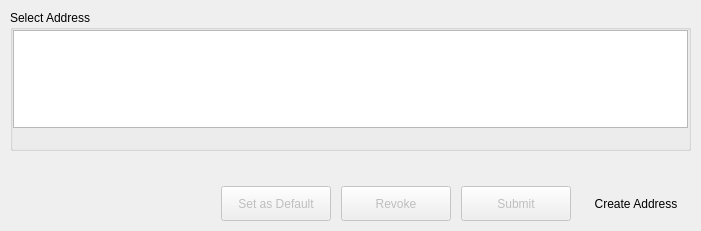
Qt form BlockSettleUILib/AuthAddressDialog.ui (BlockSettle/terminal) before a commit.
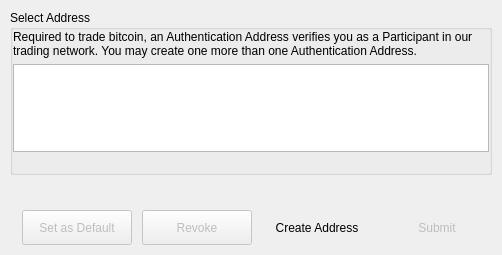
The same form after that commit. Icons and pictures are not drawn.

Commit message: Apply new style for auth addresses dialog form

```diff
--- a/BlockSettleUILib/AuthAddressDialog.ui
+++ b/BlockSettleUILib/AuthAddressDialog.ui
@@ -6,10 +6,16 @@
    <rect>
     <x>0</x>
     <y>0</y>
-    <width>701</width>
-    <height>231</height>
+    <width>500</width>
+    <height>255</height>
    </rect>
   </property>
+  <property name="sizePolicy">
+   <sizepolicy hsizetype="Preferred" vsizetype="Preferred">
+    <horstretch>0</horstretch>
+    <verstretch>0</verstretch>
+   </sizepolicy>
+  </property>
   <property name="windowTitle">
    <string>Authentication Addresses</string>
   </property>
@@ -60,6 +66,9 @@
          <property name="spacing">
           <number>6</number>
          </property>
+         <property name="sizeConstraint">
+          <enum>QLayout::SetMinimumSize</enum>
+         </property>
          <property name="leftMargin">
           <number>0</number>
          </property>
@@ -72,8 +81,33 @@
          <property name="bottomMargin">
           <number>0</number>
          </property>
+         <item>
+          <widget class="QLabel" name="descriptionLabel">
+           <property name="sizePolicy">
+            <sizepolicy hsizetype="Minimum" vsizetype="Fixed">
+             <horstretch>0</horstretch>
+             <verstretch>0</verstretch>
+            </sizepolicy>
+           </property>
+           <property name="text">
+            <string>Required to trade bitcoin, an Authentication Address verifies you as a Participant in our trading network. You may create one more than one Authentication Address.</string>
+           </property>
+           <property name="textFormat">
+            <enum>Qt::PlainText</enum>
+           </property>
+           <property name="wordWrap">
+            <bool>true</bool>
+           </property>
+          </widget>
+         </item>
          <item>
           <widget class="QTreeView" name="treeViewAuthAdress">
+           <property name="minimumSize">
+            <size>
+             <width>476</width>
+             <height>60</height>
+            </size>
+           </property>
            <property name="alternatingRowColors">
             <bool>true</bool>
            </property>
@@ -90,6 +124,9 @@
            <property name="text">
             <string/>
            </property>
+           <property name="textFormat">
+            <enum>Qt::PlainText</enum>
+           </property>
            <property name="wordWrap">
             <bool>true</bool>
            </property>
@@ -185,31 +222,6 @@
         </property>
        </widget>
       </item>
-      <item>
-       <widget class="QPushButton" name="pushButtonSubmit">
-        <property name="enabled">
-         <bool>false</bool>
-        </property>
-        <property name="sizePolicy">
-         <sizepolicy hsizetype="Fixed" vsizetype="Fixed">
-          <horstretch>0</horstretch>
-          <verstretch>0</verstretch>
-         </sizepolicy>
-        </property>
-        <property name="minimumSize">
-         <size>
-          <width>110</width>
-          <height>35</height>
-         </size>
-        </property>
-        <property name="text">
-         <string>Submit</string>
-        </property>
-        <property name="autoDefault">
-         <bool>false</bool>
-        </property>
-       </widget>
-      </item>
       <item>
        <widget class="QPushButton" name="pushButtonCreate">
         <property name="sizePolicy">
@@ -235,6 +247,34 @@
         </property>
        </widget>
       </item>
+      <item>
+       <widget class="QPushButton" name="pushButtonSubmit">
+        <property name="enabled">
+         <bool>false</bool>
+        </property>
+        <property name="sizePolicy">
+         <sizepolicy hsizetype="Fixed" vsizetype="Fixed">
+          <horstretch>0</horstretch>
+          <verstretch>0</verstretch>
+         </sizepolicy>
+        </property>
+        <property name="minimumSize">
+         <size>
+          <width>110</width>
+          <height>35</height>
+         </size>
+        </property>
+        <property name="text">
+         <string>Submit</string>
+        </property>
+        <property name="autoDefault">
+         <bool>false</bool>
+        </property>
+        <property name="flat">
+         <bool>true</bool>
+        </property>
+       </widget>
+      </item>
      </layout>
     </widget>
    </item>
```
Left out of the diff: 1 changed line with no effect on the pictures.
